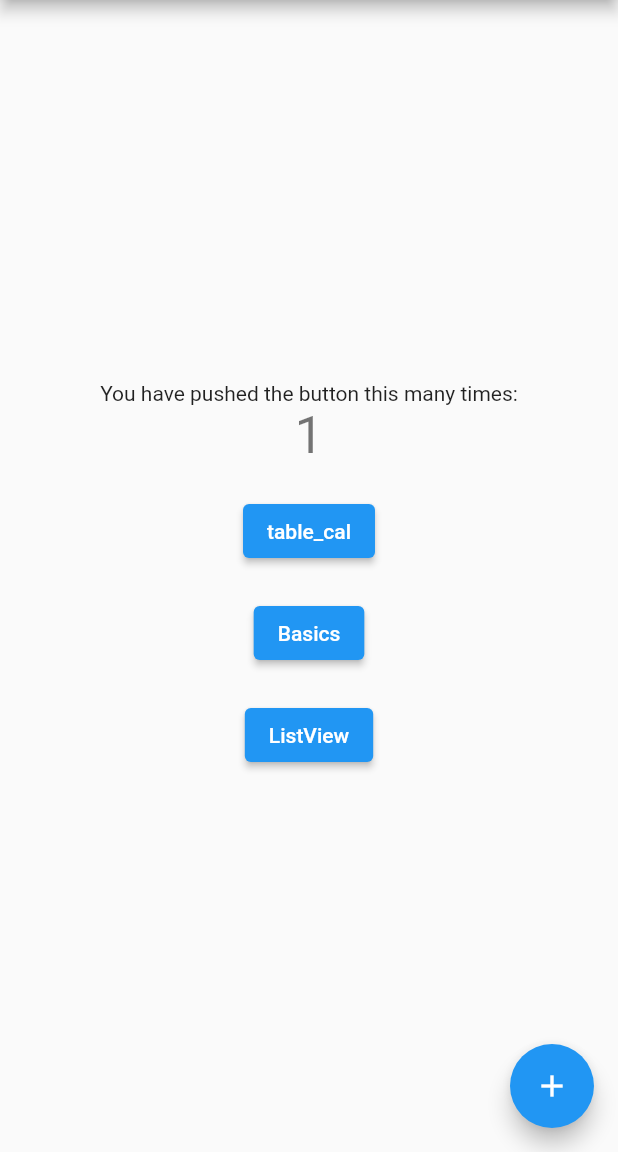
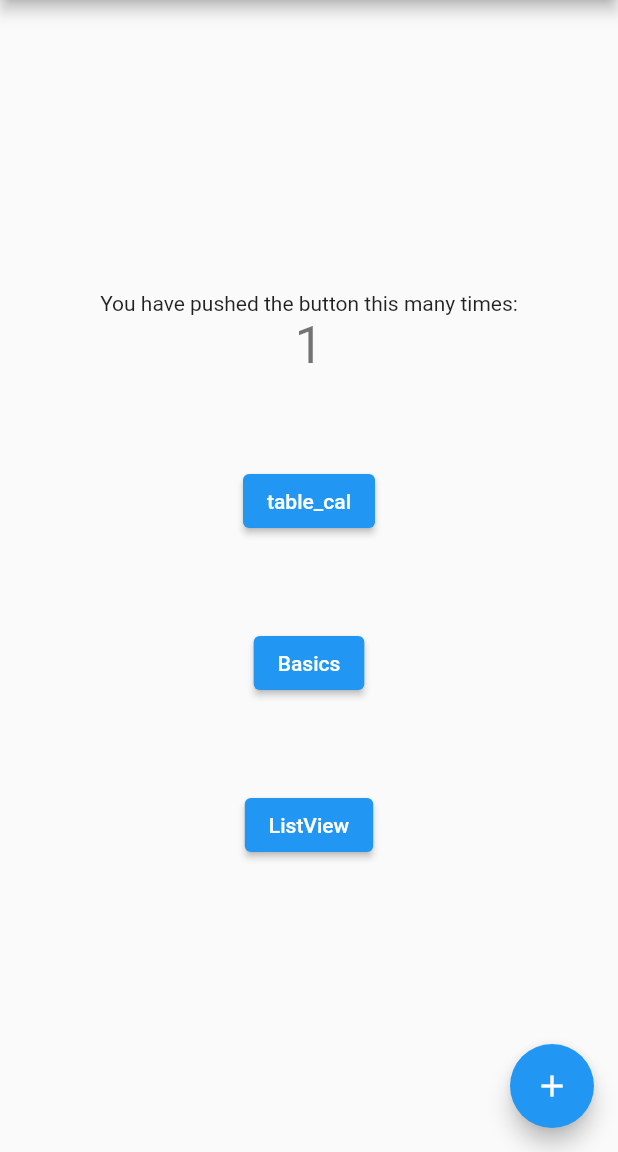
Before and after one commit to osamhack2021/APP_Geubyang_Jikimi_RT, a Flutter app: the screen it shows after launch, after a tap on the "add" icon, on a phone screen of 412 x 824 dp, the part 84-1236 px from its top. Run offline on Flutter 3.47's test engine with Material 2 defaults, Android fonts, the phone set to English and light mode, and no system bars; our stand-ins replace table_calendar.

```diff
--- a/APP/app/lib/main.dart
+++ b/APP/app/lib/main.dart
@@ -3,6 +3,7 @@ import 'package:flutter/material.dart';
 
 import 'table_cal.dart';
 import 'basic_example.dart';
+import 'diet_listview.dart';
 
 void main() {
   runApp(const MyApp());
@@ -106,7 +107,7 @@ class _MyHomePageState extends State<MyHomePage> {
               '$_counter',
               style: Theme.of(context).textTheme.headline4,
             ),
-          const SizedBox(height: 20.0),
+          const SizedBox(height: 60.0),
             ElevatedButton(
               child: const Text('table_cal'),
               onPressed: () => Navigator.push(
@@ -114,7 +115,7 @@ class _MyHomePageState extends State<MyHomePage> {
                 MaterialPageRoute(builder: (_) => const TableEventsExample()),
               ),
             ),
-          const SizedBox(height: 20.0),
+          const SizedBox(height: 60.0),
             ElevatedButton(
               child: const Text('Basics'),
               onPressed: () => Navigator.push(
@@ -122,12 +123,12 @@ class _MyHomePageState extends State<MyHomePage> {
                 MaterialPageRoute(builder: (_) => const TableBasicsExample()),
               ),
             ),
-          const SizedBox(height: 20.0),
+          const SizedBox(height: 60.0),
             ElevatedButton(
               child: const Text('ListView'),
               onPressed: () => Navigator.push(
                 context,
-                MaterialPageRoute(builder: (_) => const TableBasicsExample()),
+                MaterialPageRoute(builder: (_) => const DietListView()),
               ),
             ),
           ],
```
Also changed, not shown: APP/app/lib/diet_listview.dart (added, +19 -0 lines).
